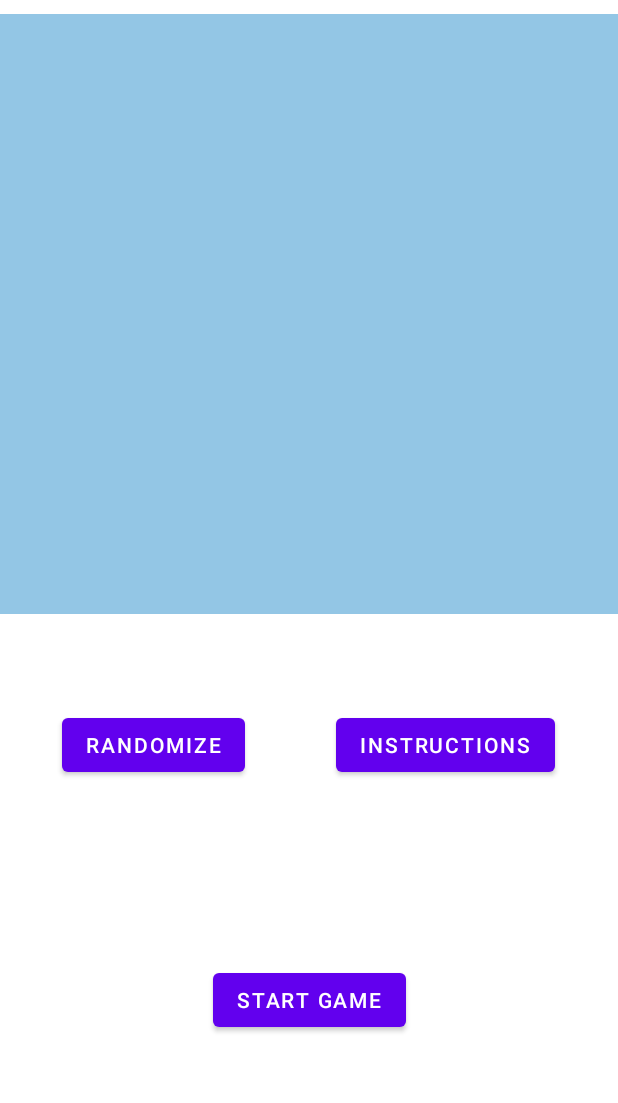
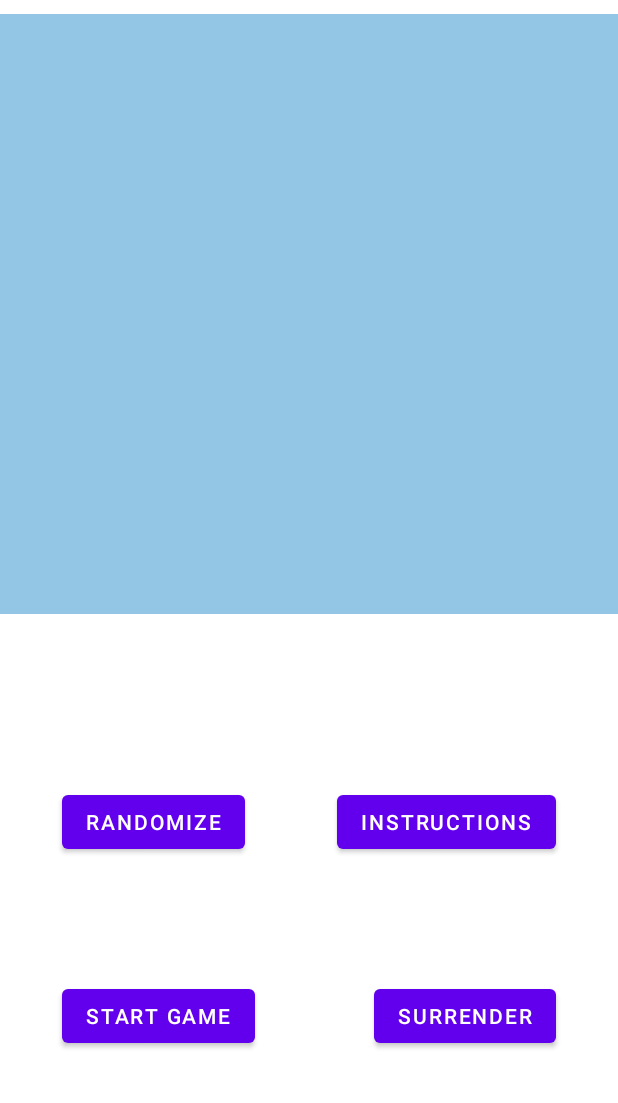
Before and after one commit to kristapspicelevics/BattleShip_MPI_2, an Android app: the screen it shows after launch (MainActivity), after a tap on "START GAME", on a phone screen of 412 x 824 dp, the part 133-1236 px from its top. Run offline under Robolectric (Android 15) with nearby library versions, the phone set to English and light mode, and no system bars; 3 other taps on this screen came first.

Commit message:
Fixed a bug

```diff
--- a/app/src/main/java/lv/kristaps/battleship/MainActivity.java
+++ b/app/src/main/java/lv/kristaps/battleship/MainActivity.java
@@ -19,7 +19,8 @@ public class MainActivity extends AppCompatActivity {
     static int[] computerMap = new int [100];
     static int[] map = new int [100];
     String funeral = "";
-    Handler handler = new Handler();
+    Handler handler = new Handler();;
+    Runnable runnable;
     //static int[] mapIndex = new int [100];
     TextView playerScoreText;
     TextView cpuScoreText;
@@ -31,7 +32,7 @@ public class MainActivity extends AppCompatActivity {
     String win = "win";
     String lose = "lose";
     String scoreString;
-    Button buttonRandom, buttonStart, buttonAlert;
+    Button buttonRandom, buttonStart, buttonSurrender, buttonAlert;
     AI ai;
     Adapter adapter;
     SinkingShip sinkingShip;
@@ -68,6 +69,7 @@ public class MainActivity extends AppCompatActivity {
         cpuScoreText = (TextView) findViewById(R.id.cpu);
         buttonRandom = (Button) findViewById(R.id.buttonRandom);
         buttonStart = (Button) findViewById(R.id.buttonStart);
+        buttonSurrender = (Button) findViewById(R.id.buttonSurrender);
         buttonAlert = (Button) findViewById(R.id.buttonAlert);
         gridView = (GridView)findViewById(R.id.grid_view);
         ai = new AI();
@@ -87,7 +89,7 @@ public class MainActivity extends AppCompatActivity {
                 alertDialog.setButton(AlertDialog.BUTTON_NEUTRAL, "Okey",
                     new DialogInterface.OnClickListener() {
                         public void onClick(DialogInterface dialog, int which){
-                                dialog.dismiss();
+                            dialog.dismiss();
                         }
                     });
                 alertDialog.show();
@@ -99,9 +101,18 @@ public class MainActivity extends AppCompatActivity {
                 isPlayer = false;
                 adapter = new Adapter(MainActivity.this, playerMap, computerMap, map, isPlayer, didWin, imageId);
                 gridView.setAdapter(adapter);
+                gridView.setEnabled(true);
             }
         });
 
+        buttonSurrender.setOnClickListener(new View.OnClickListener() {
+            @Override
+            public void onClick(View v) {
+                buttonStart.setEnabled(true);
+                buttonRandom.setEnabled(true);
+                handler.removeCallbacksAndMessages(null);
+            }
+        });
         buttonRandom.setOnClickListener(new View.OnClickListener() {
             @Override
             public void onClick(View v) {
@@ -118,13 +129,13 @@ public class MainActivity extends AppCompatActivity {
                 adapter = new Adapter(MainActivity.this, playerMap, computerMap, map, isPlayer, didWin, imageId);
                 gridView.setAdapter(adapter);
                 buttonStart.setEnabled(true);
-                handler.removeCallbacksAndMessages(null);
             }
         });
 
         gridView.setOnItemClickListener(new AdapterView.OnItemClickListener() {
             public void onItemClick(AdapterView<?> parent, View v, int position, long id) {
                 buttonStart.setEnabled(false);
+                buttonRandom.setEnabled(false);
                 if (isPlayer){
                     map = playerMap;
                     score = playerScore;
@@ -205,8 +216,7 @@ public class MainActivity extends AppCompatActivity {
     public void result(String result, int pc, int player){
         AlertDialog alertDialog = new AlertDialog.Builder(MainActivity.this).create();
         alertDialog.setTitle("Game is over!");
-        alertDialog.setMessage("Congratulations, you " +result+ "!");
-        alertDialog.setMessage("Result was " +player+ ":"+ pc);
+        alertDialog.setMessage("Congratulations, you " +result+ "!\n" + "Result was " +player+ ":"+ pc);
         alertDialog.setButton(AlertDialog.BUTTON_NEUTRAL, "Okey",
                 new DialogInterface.OnClickListener() {
                     public void onClick(DialogInterface dialog, int which){
--- a/app/src/main/res/layout/activity_main.xml
+++ b/app/src/main/res/layout/activity_main.xml
@@ -30,7 +30,31 @@
         app:layout_constraintHorizontal_bias="0.142"
         app:layout_constraintStart_toStartOf="parent"
         app:layout_constraintTop_toTopOf="parent"
-        app:layout_constraintVertical_bias="0.702" />
+        app:layout_constraintVertical_bias="0.773" />
+
+    <Button
+        android:id="@+id/buttonAlert"
+        android:layout_width="wrap_content"
+        android:layout_height="wrap_content"
+        android:text="instructions"
+        app:layout_constraintBottom_toBottomOf="parent"
+        app:layout_constraintEnd_toEndOf="parent"
+        app:layout_constraintHorizontal_bias="0.845"
+        app:layout_constraintStart_toStartOf="parent"
+        app:layout_constraintTop_toTopOf="parent"
+        app:layout_constraintVertical_bias="0.773" />
+
+    <Button
+        android:id="@+id/buttonSurrender"
+        android:layout_width="wrap_content"
+        android:layout_height="wrap_content"
+        android:text="Surrender"
+        app:layout_constraintBottom_toBottomOf="parent"
+        app:layout_constraintEnd_toEndOf="parent"
+        app:layout_constraintHorizontal_bias="0.858"
+        app:layout_constraintStart_toStartOf="parent"
+        app:layout_constraintTop_toTopOf="parent"
+        app:layout_constraintVertical_bias="0.953" />
 
     <Button
         android:id="@+id/buttonStart"
@@ -39,22 +63,10 @@
         android:text="Start game"
         app:layout_constraintBottom_toBottomOf="parent"
         app:layout_constraintEnd_toEndOf="parent"
-        app:layout_constraintHorizontal_bias="0.5"
+        app:layout_constraintHorizontal_bias="0.146"
         app:layout_constraintStart_toStartOf="parent"
         app:layout_constraintTop_toTopOf="parent"
-        app:layout_constraintVertical_bias="0.938" />
-
-    <Button
-        android:id="@+id/buttonAlert"
-        android:layout_width="wrap_content"
-        android:layout_height="wrap_content"
-        android:text="instructions"
-        app:layout_constraintBottom_toBottomOf="parent"
-        app:layout_constraintEnd_toEndOf="parent"
-        app:layout_constraintHorizontal_bias="0.842"
-        app:layout_constraintStart_toStartOf="parent"
-        app:layout_constraintTop_toTopOf="parent"
-        app:layout_constraintVertical_bias="0.702" />
+        app:layout_constraintVertical_bias="0.953" />
 
     <TableLayout
         android:layout_width="match_parent"
```
